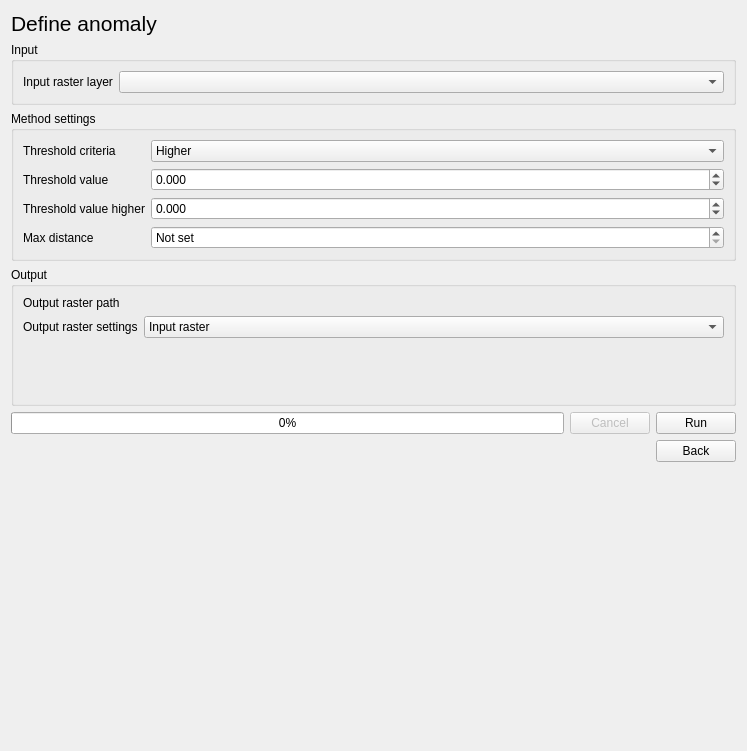
Above: eis_qgis_plugin/resources/ui/mineral_proxies/proxy_workflow3_define_anomaly.ui from GispoCoding/eis_qgis_plugin before the change. Below: the same form after it.
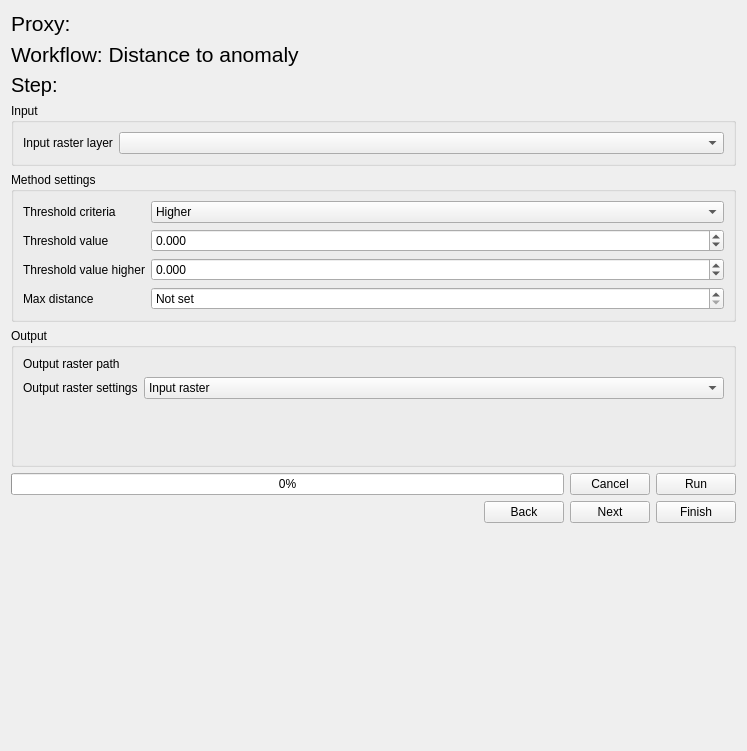
That is the form after the change. Custom widgets are drawn as their Qt base class.

Commit message: refactor(wizard-proxies): Restructure mineral proxy processing workflows into own files, increase use of base class

What changed in the file:
```diff
--- a/eis_qgis_plugin/resources/ui/mineral_proxies/proxy_workflow3_define_anomaly.ui
+++ b/eis_qgis_plugin/resources/ui/mineral_proxies/proxy_workflow3_define_anomaly.ui
@@ -14,6 +14,18 @@
    <string>Form</string>
   </property>
   <layout class="QVBoxLayout" name="verticalLayout">
+   <item>
+    <widget class="QLabel" name="proxy_name_label">
+     <property name="font">
+      <font>
+       <pointsize>16</pointsize>
+      </font>
+     </property>
+     <property name="text">
+      <string>Proxy: </string>
+     </property>
+    </widget>
+   </item>
    <item>
     <widget class="QLabel" name="heading_label">
      <property name="font">
@@ -22,7 +34,19 @@
       </font>
      </property>
      <property name="text">
-      <string>Define anomaly</string>
+      <string>Workflow: Distance to anomaly</string>
+     </property>
+    </widget>
+   </item>
+   <item>
+    <widget class="QLabel" name="process_step_label">
+     <property name="font">
+      <font>
+       <pointsize>15</pointsize>
+      </font>
+     </property>
+     <property name="text">
+      <string>Step: </string>
      </property>
     </widget>
    </item>
@@ -290,7 +314,7 @@
      <item>
       <widget class="QPushButton" name="cancel_btn">
        <property name="enabled">
-        <bool>false</bool>
+        <bool>true</bool>
        </property>
        <property name="text">
         <string>Cancel</string>
@@ -328,6 +352,20 @@
        </property>
       </widget>
      </item>
+     <item>
+      <widget class="QPushButton" name="next_btn">
+       <property name="text">
+        <string>Next</string>
+       </property>
+      </widget>
+     </item>
+     <item>
+      <widget class="QPushButton" name="finish_btn">
+       <property name="text">
+        <string>Finish</string>
+       </property>
+      </widget>
+     </item>
     </layout>
    </item>
    <item>
```
Left out of the diff: 10 changed lines with no effect on the pictures. The commit also changes 8 other files.
